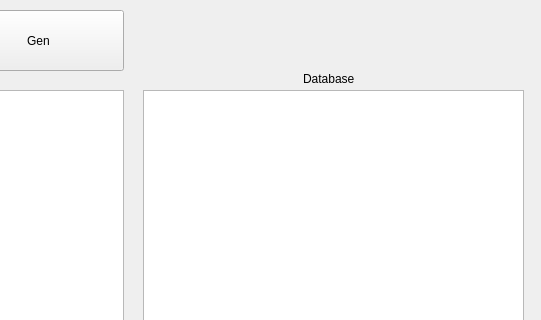
Before: the Qt Designer form mainwindow.ui in LionKingSmasher/Password_Generator, drawn with Qt 5; both pictures show x 657 to 1198 and y 0 to 320 of the 1198 by 642 pixel window.
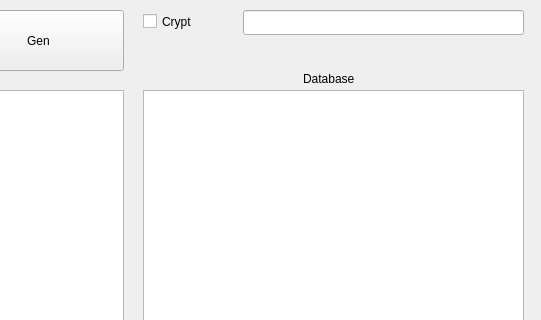
After: the same form once the commit is applied.

```diff
--- a/mainwindow.ui
+++ b/mainwindow.ui
@@ -70,6 +70,32 @@
      <string>Database</string>
     </property>
    </widget>
+   <widget class="QLineEdit" name="keyInput">
+    <property name="geometry">
+     <rect>
+      <x>900</x>
+      <y>10</y>
+      <width>281</width>
+      <height>25</height>
+     </rect>
+    </property>
+   </widget>
+   <widget class="QCheckBox" name="cryptCheck">
+    <property name="enabled">
+     <bool>true</bool>
+    </property>
+    <property name="geometry">
+     <rect>
+      <x>800</x>
+      <y>10</y>
+      <width>92</width>
+      <height>23</height>
+     </rect>
+    </property>
+    <property name="text">
+     <string>Crypt</string>
+    </property>
+   </widget>
   </widget>
   <widget class="QMenuBar" name="menubar">
    <property name="geometry">
```
